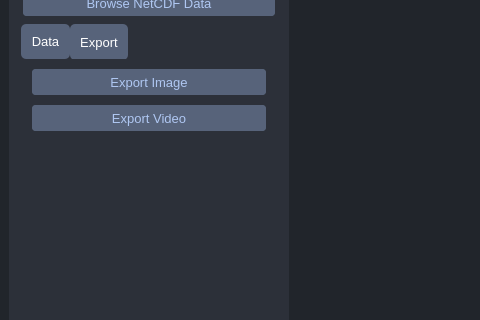
The window that assets/ui/gui.ui (sherinsugathan/GeoVis) describes before a commit, drawn with Qt 5; both pictures show x 0 to 480 and y 94 to 414 of the 1035 by 702 pixel window.
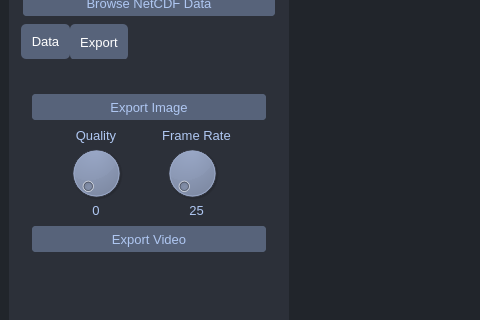
The same window after the commit. The open tabs and pages were chosen to show the change. Icons and pictures are not drawn.

```diff
--- a/assets/ui/gui.ui
+++ b/assets/ui/gui.ui
@@ -1064,6 +1064,22 @@
            <string>Export</string>
           </attribute>
           <layout class="QVBoxLayout" name="verticalLayout_3">
+           <item>
+            <spacer name="verticalSpacer_6">
+             <property name="orientation">
+              <enum>Qt::Vertical</enum>
+             </property>
+             <property name="sizeType">
+              <enum>QSizePolicy::Fixed</enum>
+             </property>
+             <property name="sizeHint" stdset="0">
+              <size>
+               <width>20</width>
+               <height>25</height>
+              </size>
+             </property>
+            </spacer>
+           </item>
            <item>
             <widget class="QPushButton" name="pushButton_ExportImage">
              <property name="minimumSize">
@@ -1102,6 +1118,121 @@
              </property>
             </widget>
            </item>
+           <item>
+            <layout class="QGridLayout" name="gridLayout_5">
+             <property name="bottomMargin">
+              <number>0</number>
+             </property>
+             <property name="spacing">
+              <number>0</number>
+             </property>
+             <item row="1" column="0">
+              <widget class="QDial" name="dial_videoQuality">
+               <property name="maximumSize">
+                <size>
+                 <width>60</width>
+                 <height>60</height>
+                </size>
+               </property>
+               <property name="maximum">
+                <number>2</number>
+               </property>
+              </widget>
+             </item>
+             <item row="0" column="1">
+              <widget class="QLabel" name="label_9">
+               <property name="font">
+                <font>
+                 <family>Arial</family>
+                 <pointsize>10</pointsize>
+                </font>
+               </property>
+               <property name="styleSheet">
+                <string notr="true">color:rgb(175, 199, 242);</string>
+               </property>
+               <property name="text">
+                <string>Frame Rate</string>
+               </property>
+               <property name="alignment">
+                <set>Qt::AlignCenter</set>
+               </property>
+              </widget>
+             </item>
+             <item row="0" column="0">
+              <widget class="QLabel" name="label_7">
+               <property name="font">
+                <font>
+                 <family>Arial</family>
+                 <pointsize>10</pointsize>
+                </font>
+               </property>
+               <property name="styleSheet">
+                <string notr="true">color:rgb(175, 199, 242);</string>
+               </property>
+               <property name="text">
+                <string>Quality</string>
+               </property>
+               <property name="alignment">
+                <set>Qt::AlignCenter</set>
+               </property>
+              </widget>
+             </item>
+             <item row="1" column="1">
+              <widget class="QDial" name="dial_videoFrameRate">
+               <property name="maximumSize">
+                <size>
+                 <width>60</width>
+                 <height>60</height>
+                </size>
+               </property>
+               <property name="minimum">
+                <number>25</number>
+               </property>
+               <property name="maximum">
+                <number>100</number>
+               </property>
+              </widget>
+             </item>
+             <item row="2" column="0">
+              <widget class="QLabel" name="label_videoQuality">
+               <property name="font">
+                <font>
+                 <family>Arial</family>
+                 <pointsize>10</pointsize>
+                </font>
+               </property>
+               <property name="styleSheet">
+                <string notr="true">color:rgb(175, 199, 242);</string>
+               </property>
+               <property name="text">
+                <string>0</string>
+               </property>
+               <property name="alignment">
+                <set>Qt::AlignCenter</set>
+               </property>
+              </widget>
+             </item>
+             <item row="2" column="1">
+              <widget class="QLabel" name="label_frameRate">
+               <property name="font">
+                <font>
+                 <family>Arial</family>
+                 <pointsize>10</pointsize>
+                </font>
+               </property>
+               <property name="styleSheet">
+                <string notr="true">color:rgb(175, 199, 242);</string>
+               </property>
+               <property name="text">
+                <string>25</string>
+               </property>
+               <property name="alignment">
+                <set>Qt::AlignCenter</set>
+               </property>
+              </widget>
+             </item>
+            </layout>
+           </item>
            <item>
             <widget class="QPushButton" name="pushButton_ExportVideo">
              <property name="minimumSize">
```
Left out of the diff: 2 changed lines with no effect on the pictures.
